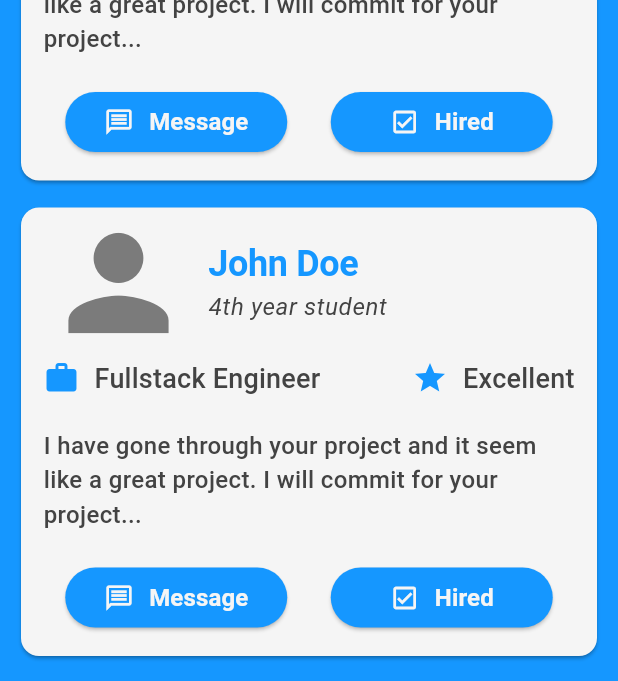
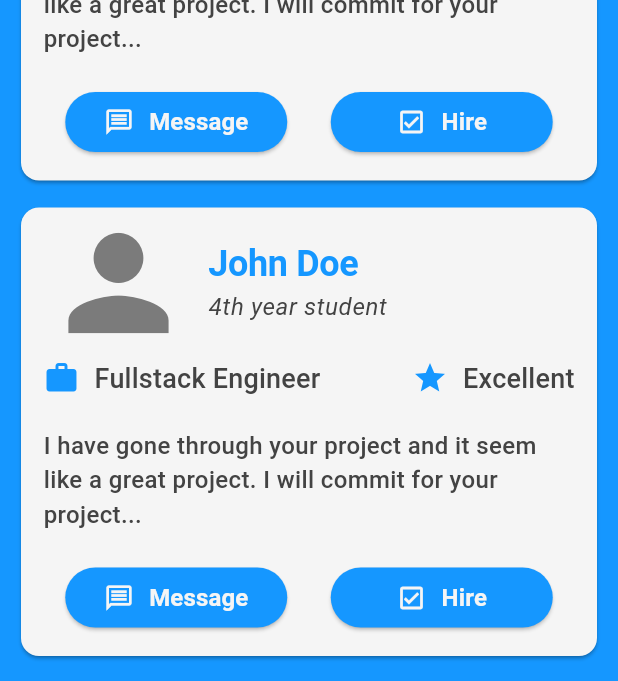
Before and after one commit to PhuocDinh462/student_hub, a Flutter app: the Dashboard screen opened directly, after a tap on "Senior frontend developer (Fintech)", on a phone screen of 412 x 824 dp. Shown: the part 448-1129 px from the top of the screen. Run offline on Flutter 3.47's test engine with Material 3 defaults, Android fonts, the phone set to English and light mode, and no system bars; our stand-ins replace dotted_border, file_picker, gap, numberpicker, pinput, shared_preferences and 1 more; missing offline and left inert: country_flags, language_code; accounts and stored records are empty; generated files the repository leaves out were written again.

Commit message:
style: Update button style and text in ProposalItem

```diff
--- a/lib/screens/dashboard/project_detail/widget/proposal_item.dart
+++ b/lib/screens/dashboard/project_detail/widget/proposal_item.dart
@@ -70,6 +70,7 @@ class ProposalItem extends StatelessWidget {
               children: [
                 ElevatedButton(
                   onPressed: () {},
+                  style: ElevatedButton.styleFrom(backgroundColor: primary_300),
                   child: const SizedBox(
                     width: 100,
                     child: Row(
@@ -89,6 +90,7 @@ class ProposalItem extends StatelessWidget {
                 ),
                 ElevatedButton(
                   onPressed: () {},
+                  style: ElevatedButton.styleFrom(backgroundColor: primary_300),
                   child: const SizedBox(
                     width: 100,
                     child: Row(
@@ -98,7 +100,7 @@ class ProposalItem extends StatelessWidget {
                         Icon(Icons.check_box_outlined,
                             color: text_50, size: 20),
                         Gap(10),
-                        Text('Hired',
+                        Text('Hire',
                             style: TextStyle(
                               color: text_50,
                               fontSize: 16,
```
